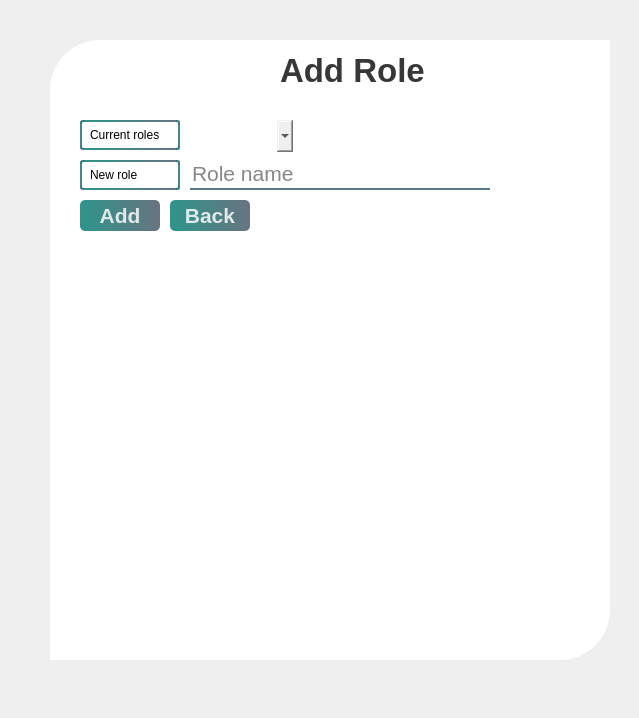
The window that adminAddRole.ui (sallyeo/goalDiggers) describes before a commit, drawn with Qt 5.
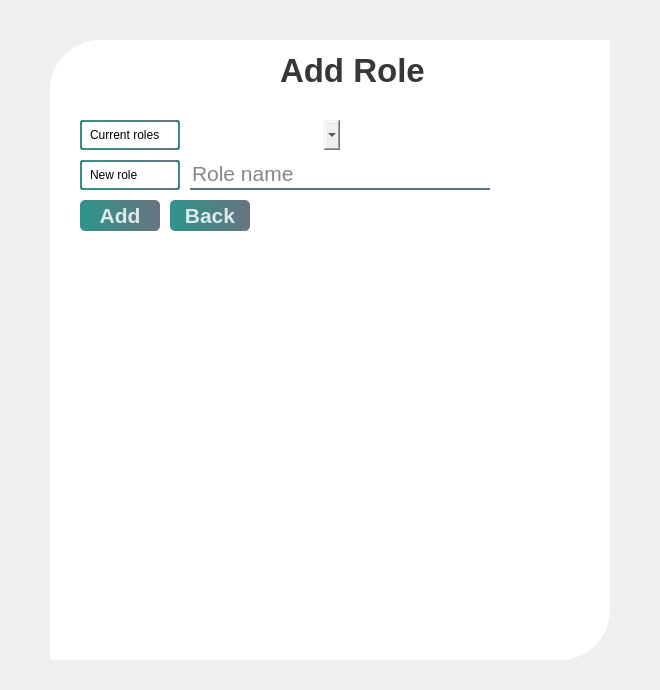
The same window after the commit.

Diff of the .ui file:
```diff
--- a/adminAddRole.ui
+++ b/adminAddRole.ui
@@ -6,8 +6,8 @@
    <rect>
     <x>0</x>
     <y>0</y>
-    <width>639</width>
-    <height>718</height>
+    <width>660</width>
+    <height>690</height>
    </rect>
   </property>
   <property name="windowTitle">
@@ -19,7 +19,7 @@
      <x>30</x>
      <y>30</y>
      <width>600</width>
-     <height>650</height>
+     <height>641</height>
     </rect>
    </property>
    <widget class="QLabel" name="pageTitle">
@@ -191,8 +191,8 @@
      <rect>
       <x>160</x>
       <y>90</y>
-      <width>103</width>
-      <height>32</height>
+      <width>150</width>
+      <height>30</height>
      </rect>
     </property>
     <property name="autoFillBackground">
```
Left out of the diff: 3 changed lines with no effect on the pictures.
